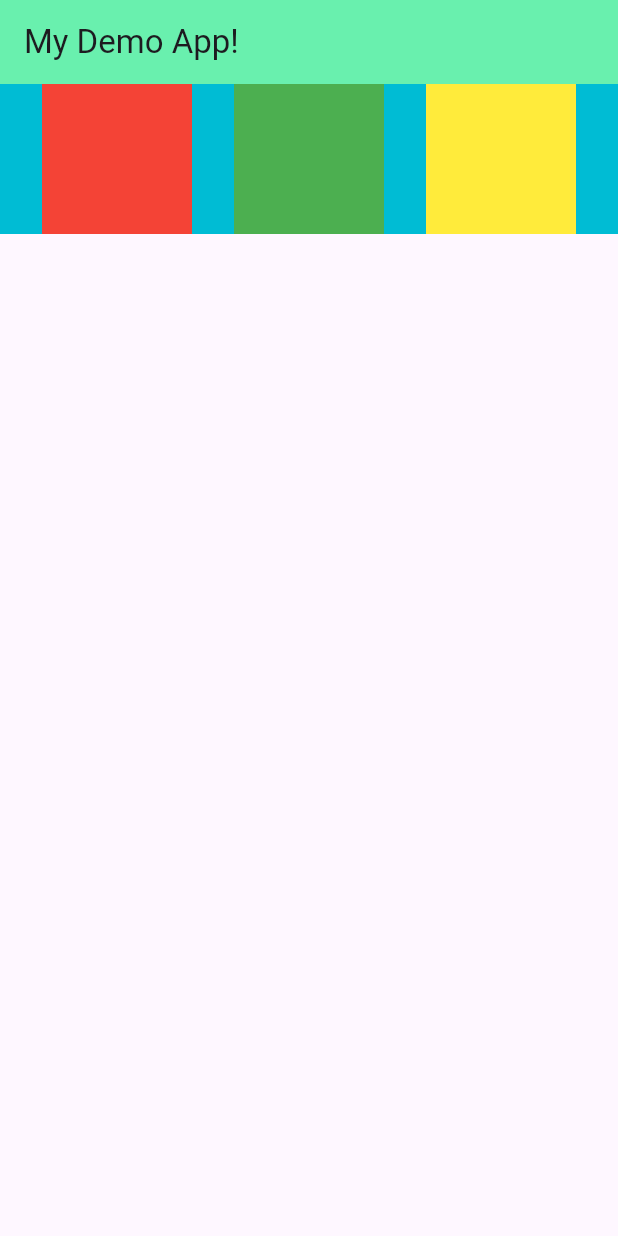
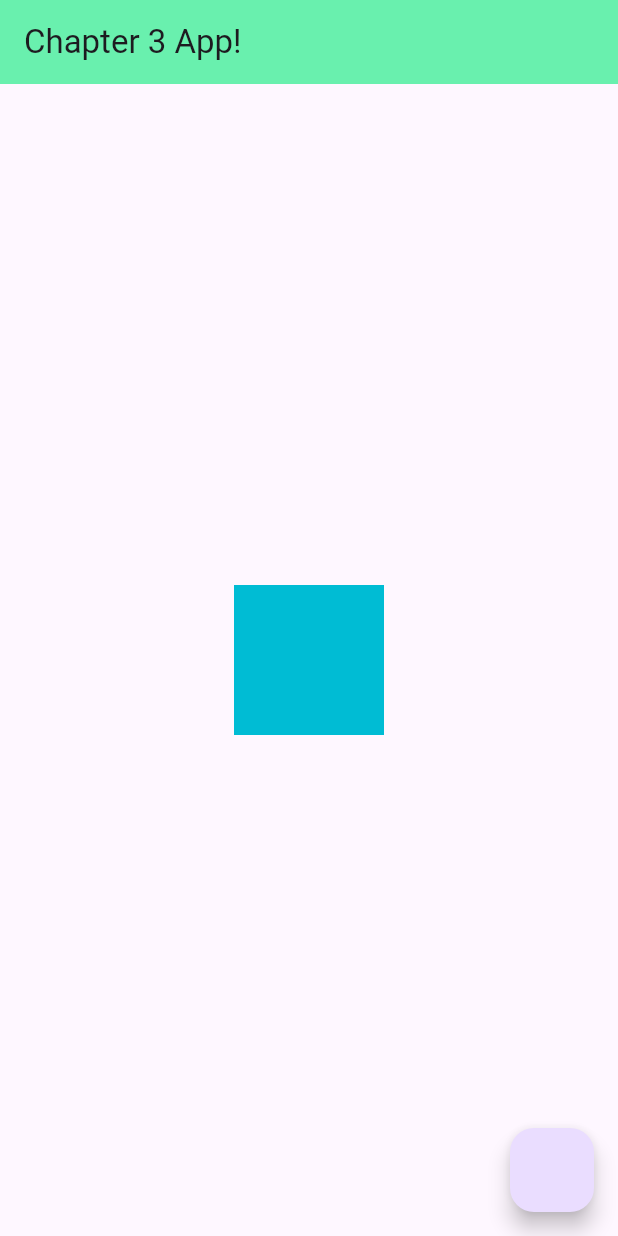
Before and after one commit to SunilKumarYadav1991/Flutter-Fundamental, a Flutter app: the screen it shows after launch, on a phone screen of 412 x 824 dp. Run offline on Flutter 3.47's test engine with Material 3 defaults, Android fonts, the phone set to English and light mode, and no system bars.

Commit message:
Added floating action button.

```diff
--- a/demo_flutter_project/lib/main.dart
+++ b/demo_flutter_project/lib/main.dart
@@ -1,4 +1,4 @@
-// Example code to understand Container and Text
+// Material Drawer, List View, Circle Avatar, Networking, Floating Action Button
 
 //import 'package:flutter/widgets.dart';
 //import 'package:flutter/cupertino.dart';
@@ -22,42 +22,17 @@ class HomePage extends StatelessWidget {
   Widget build(BuildContext context) {
     return Scaffold(
       appBar: AppBar(
-        title: Text("My Demo App!"),
+        title: Text("Chapter 3 App!"),
         backgroundColor: Colors.greenAccent,                     /* Need to add color as default banner is white color */
       ),
-      body: Container(                                             /* body: Container() Centre will force all widgets under body in centre of screen*/
-        height: 100,
-        //width: 250,
-        color: Colors.cyan,
-        child: Row(                                                /* Row() will hold box container widgethorizontally and Column() in vertical*/
-          mainAxisAlignment: MainAxisAlignment.spaceEvenly,
-          crossAxisAlignment: CrossAxisAlignment.stretch,
-          mainAxisSize: MainAxisSize.max,                           /* Inherits from parent i.e. Container() in this case*/
-          children: [
-            Container(                                              /* Each container has either one child or multiple children*/
-              padding:const EdgeInsets.all(12) ,
-              color: Colors.red,                                  /*Either use BoxDecoration's color or this */
-              width: 100,
-              height: 100,
-              alignment: Alignment.center,
-            ),
-            Container(                                              /* Each container has either one child or multiple children*/
-              padding:const EdgeInsets.all(12) ,
-              color: Colors.green,                                /*Either use BoxDecoration's color or this */
-              width: 100,
-              height: 100,
-              alignment: Alignment.center,
-            ),
-            Container(                                              /* Each container has either one child or multiple children*/
-              padding:const EdgeInsets.all(12) ,
-              color: Colors.yellow,                                 /*Either use BoxDecoration's color or this */
-              width: 100,
-              height: 100,
-              alignment: Alignment.center,
-            )
-          ],
-        )
+      body: Center(
+        child: Container(                                             /* body: Container() Centre will force all widgets under body in centre of screen*/
+          height: 100,
+          width: 100,
+          color: Colors.cyan,
+        ),
       ),
+      floatingActionButton: FloatingActionButton(onPressed:null),
     );
   }
 }
```
